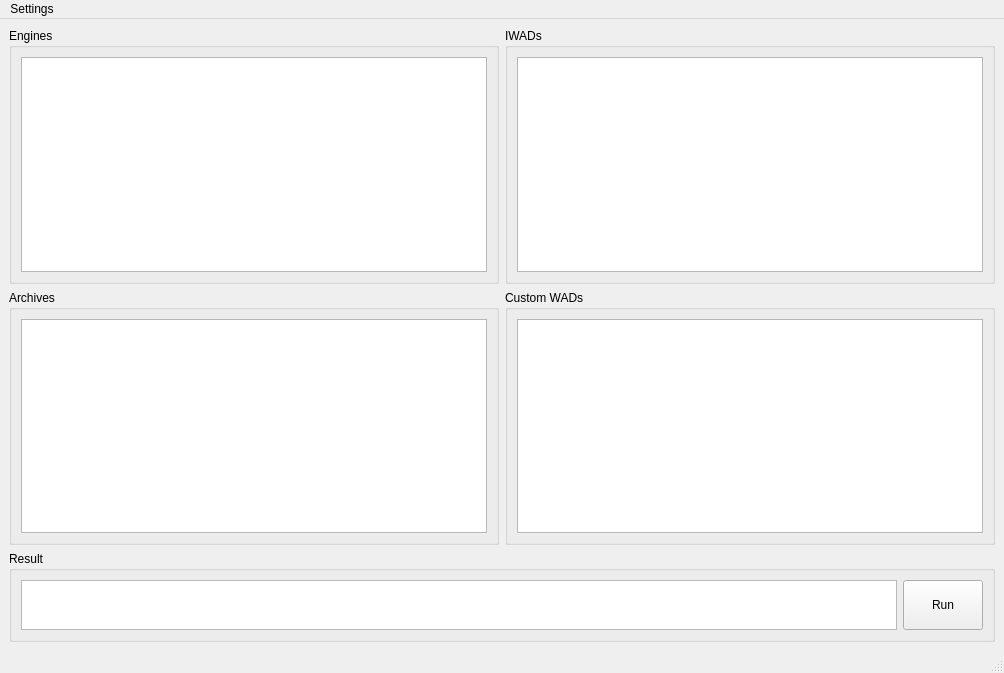
First picture: the form in doomhub.ui, repository Chaflan/WinDoomHub, before the edit.
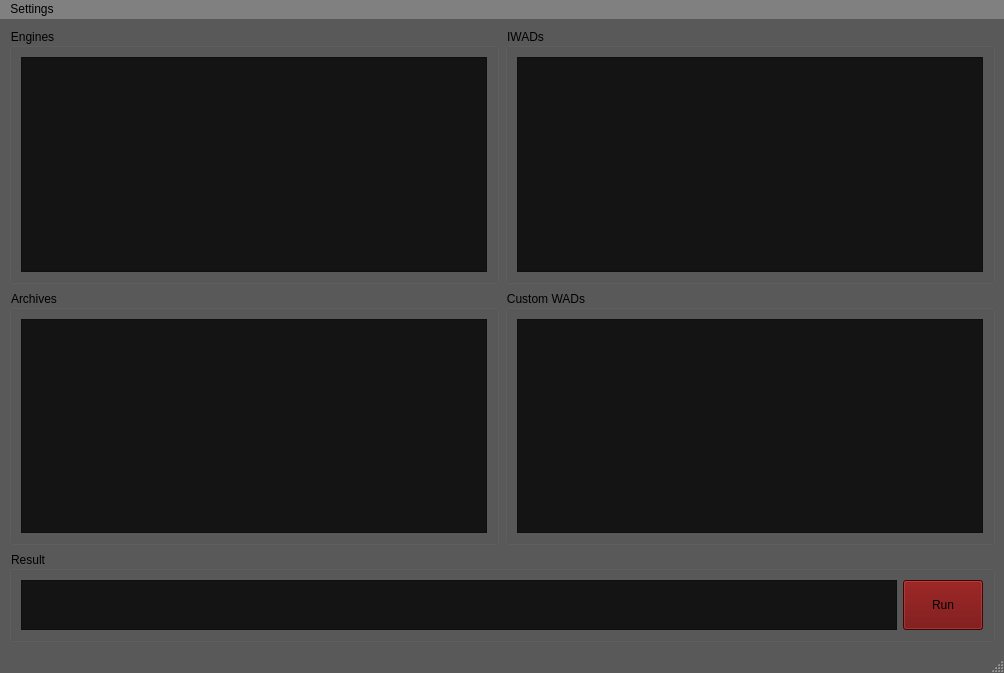
Second picture: the form after the edit. Icons and pictures are not drawn.

Commit message: Changed stylesheets, mainly colors

Diff of the .ui file:
```diff
--- a/doomhub.ui
+++ b/doomhub.ui
@@ -17,6 +17,41 @@
    <iconset resource="doomhub.qrc">
     <normaloff>:/resources/demon_icon.png</normaloff>:/resources/demon_icon.png</iconset>
   </property>
+  <property name="styleSheet">
+   <string notr="true">QMainWindow {
+    background-color: rgb(89, 89, 89);
+}
+
+QGroupBox {
+    color: black;
+}
+
+QListWidget {
+    color: rgb(107, 0, 0);
+    background-color: rgb(20, 20, 20);
+    selection-background-color: gray;
+}
+QListView::item:selected:!active {
+    background: rgb(57, 57, 57);
+}
+
+QListView::item:selected:active {
+    background: rgb(121, 121, 121);
+}
+
+QMenuBar {
+    background-color: gray;
+}
+
+QPlainTextEdit {
+    color: rgb(107, 0, 0);
+    background-color: rgb(20, 20, 20);
+}
+
+QPushButton {
+    background-color: rgb(107, 0, 0);
+}</string>
+  </property>
   <widget class="QWidget" name="centralwidget">
    <layout class="QGridLayout" name="gridLayout">
     <item row="0" column="0">
```
The commit also changes 1 other file.
